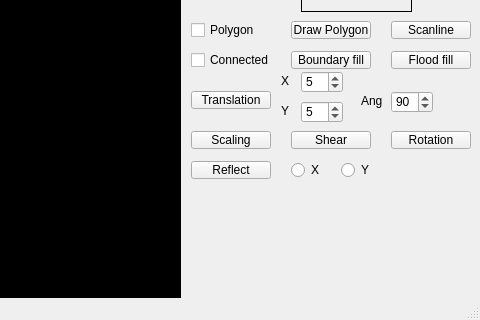
Qt form Computer Graphics lab/Assignment 1/B.C.S.E.III (1)/mainwindow.ui (Tonmoy1912/5th-sem) before a commit; both pictures show x 519 to 999 and y 416 to 736 of the 999 by 736 pixel window.
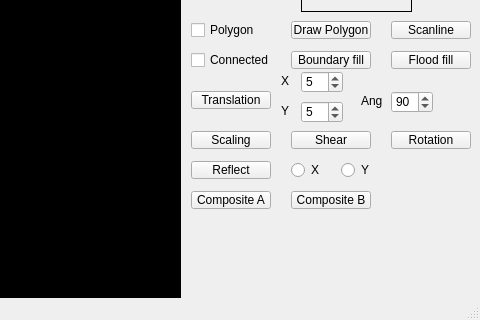
The same form after that commit. Custom widgets are drawn as their Qt base class.

Diff of the .ui file:
```diff
--- a/Computer Graphics lab/Assignment 1/B.C.S.E.III (1)/mainwindow.ui
+++ b/Computer Graphics lab/Assignment 1/B.C.S.E.III (1)/mainwindow.ui
@@ -748,6 +748,32 @@
      <string>Y</string>
     </property>
    </widget>
+   <widget class="QPushButton" name="composite_a">
+    <property name="geometry">
+     <rect>
+      <x>710</x>
+      <y>590</y>
+      <width>80</width>
+      <height>18</height>
+     </rect>
+    </property>
+    <property name="text">
+     <string>Composite A</string>
+    </property>
+   </widget>
+   <widget class="QPushButton" name="composite_b">
+    <property name="geometry">
+     <rect>
+      <x>810</x>
+      <y>590</y>
+      <width>80</width>
+      <height>18</height>
+     </rect>
+    </property>
+    <property name="text">
+     <string>Composite B</string>
+    </property>
+   </widget>
   </widget>
   <widget class="QMenuBar" name="menuBar">
    <property name="geometry">
```
